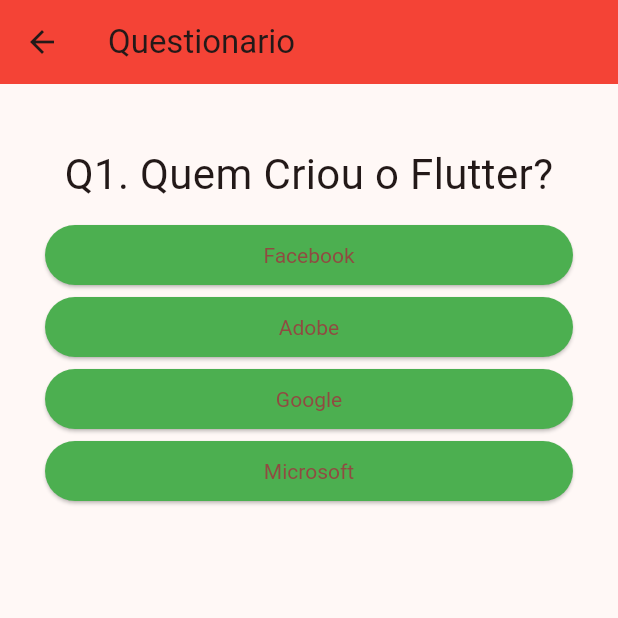
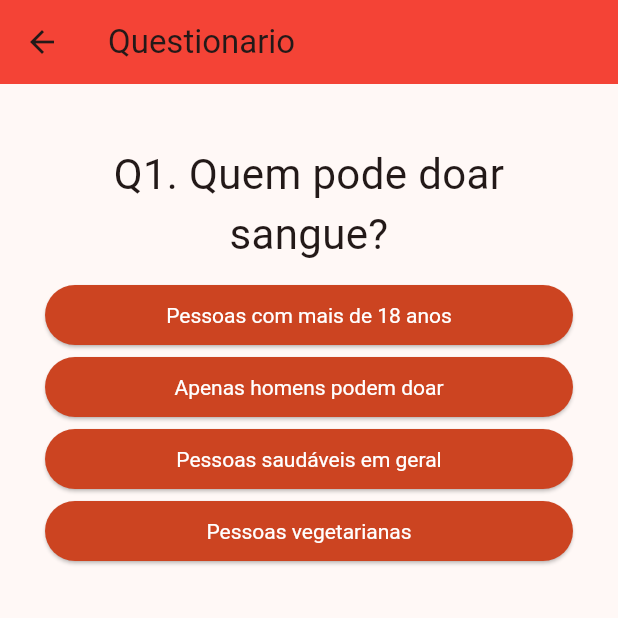
Before and after one commit to MatheusSaleh/AppBancoDeSangue, a Flutter app: the QuestionarioScreen screen opened directly, on a phone screen of 412 x 824 dp, the top half of it. Run offline on Flutter 3.47's test engine with Material 2 defaults, Android fonts, the phone set to English and light mode, and no system bars; our stand-ins replace cloud_firestore, firebase_auth, firebase_core; accounts and stored records are empty; network calls fail.

Commit message:
Adicionado questoes relacionadas ao processo de doacao de sangue no questionario

```diff
--- a/lib/guias_de_doacao/o_que_fazer_antes.dart
+++ b/lib/guias_de_doacao/o_que_fazer_antes.dart
@@ -28,6 +28,10 @@
       'icon': Icons.person_off,
       'text': 'Evite atividade física intensa: Evite exercícios vigorosos ou atividades extenuantes antes da doação de sangue. Isto pode ajudar a evitar tonturas ou fraqueza durante o processo.'
     },
+    {
+      'icon': Icons.timer,
+      'text': 'Pessoas saudáveis em geral podem doar sangue, tendo idade entre 16 e 69 anos, (menores de 18 anos devem apresentar consentimento formal do responsável legal)'
+    }
   ];
 
   @override
--- a/lib/guias_de_doacao/o_que_fazer_depois.dart
+++ b/lib/guias_de_doacao/o_que_fazer_depois.dart
@@ -40,6 +40,10 @@
           'É fundamental seguir as orientações específicas fornecidas pela '
           'equipe médica ou pelo centro de doação de sangue. Eles podem fornecer '
           'informações adicionais e responder a quiasquer perguntas que voce possa ter.'
+    },
+    {
+      'icon': Icons.calendar_month,
+      'text': 'Caso pretenda doar sangue novamente certifique-se de respeitar os intervalos entre doações sendo eles 60 dias para homens e 90 dias para mulheres'
     }
   ];
 
--- a/lib/main.dart
+++ b/lib/main.dart
@@ -8,7 +8,6 @@
 import 'package:firebase_core/firebase_core.dart';
 import 'firebase_options.dart';
 import 'package:firebase_auth/firebase_auth.dart';
-import 'package:flutter/material.dart';
 
 void main() async {
   WidgetsFlutterBinding.ensureInitialized();
@@ -59,13 +58,14 @@
           if (snapshot.connectionState == ConnectionState.active) {
             final user = snapshot.data;
             if (user == null) {
-              return LoginPage();
+              return const LoginPage();
             }
             return HomeScreen();
           }
-          return CircularProgressIndicator(); // Indicador de carregamento
+          return const CircularProgressIndicator(); // Indicador de carregamento
         },
       ),
+      debugShowCheckedModeBanner: false,
     );
   }
 }
@@ -91,9 +91,9 @@
     myColor = Theme.of(context).primaryColor;
     mediaSize = MediaQuery.of(context).size;
      return Container(
-      decoration: BoxDecoration(
+      decoration: const BoxDecoration(
         image: DecorationImage(
-          image: const AssetImage("lib/assets/img/doacao.jpeg"),
+          image: AssetImage("lib/assets/img/doacao.jpeg"),
           fit: BoxFit.cover,
         ),
       ),
@@ -151,7 +151,7 @@
     return Column(
       crossAxisAlignment: CrossAxisAlignment.start,
       children: [
-        Text(
+        const Text(
           "Bem Vindo",
           style: TextStyle(
               color: Colors.black, fontSize: 32, fontWeight: FontWeight.w500),
@@ -184,7 +184,7 @@
     return TextField(
       controller: controller,
       decoration: InputDecoration(
-        suffixIcon: isPassword ? Icon(Icons.remove_red_eye) : Icon(Icons.done),
+        suffixIcon: isPassword ? const Icon(Icons.remove_red_eye) : const Icon(Icons.done),
       ),
       obscureText: isPassword,
     );
@@ -296,12 +296,12 @@
         title: const Text('Doação de Sangue'),
          actions: [
     IconButton(
-      icon: Icon(Icons.exit_to_app),
+      icon: const Icon(Icons.exit_to_app),
       onPressed: () async {
         await _authService.signOut();
         Navigator.pushReplacement(
           context,
-          MaterialPageRoute(builder: (context) => LoginPage()),
+          MaterialPageRoute(builder: (context) => const LoginPage()),
         );
       },
     ),
--- a/lib/questionario/questionario.dart
+++ b/lib/questionario/questionario.dart
@@ -12,54 +12,88 @@
 class _QuestionarioScreenState extends State<QuestionarioScreen> {
   final _questoes = const [
   {
-      'textoDaQuestao': 'Q1. Quem Criou o Flutter? ',
+    'textoDaQuestao': 'Q1. Quem pode doar sangue?',
     'respostas': [
-        {'text': 'Facebook', 'score': -2},
-        {'text': 'Adobe', 'score': -3},
-        {'text': 'Google', 'score': 10},
-        {'text': 'Microsoft', 'score': -2},
+      {'text': 'Pessoas com mais de 18 anos', 'score': -2},
+      {'text': 'Apenas homens podem doar', 'score': -2},
+      {'text': 'Pessoas saudáveis em geral', 'score': 10},
+      {'text': 'Pessoas vegetarianas', 'score': -2},
     ],
   },
   {
-      'textoDaQuestao': 'Q2. O que é o Flutter?',
+    'textoDaQuestao': 'Q2. Qual é o intervalo mínimo entre as doações de sangue?',
     'respostas': [
-        {'text': 'Um Kit de desenvolvimento para Android', 'score': -2},
-        {'text': 'Um Kit de desenvolvimento para iOS', 'score': -2},
-        {'text': 'Um Kit de desenvolvimento Web', 'score': -2},
-        {
-          'text': 'Um Kit de desenvolvimento iOS, Android, Web e Desktop',
-          'score': 10
-        }
+      {'text': '2 semanas', 'score': -2},
+      {'text': '2 meses', 'score': -2},
+      {'text': '60 dias para Homens e 90 dias para Mulheres', 'score': 10},
+      {'text': '6 meses', 'score': -2},
     ],
   },
   {
-      'textoDaQuestao':
-          'Q3. Qual é a linguagem de programação usada pelo Flutter?',
+    'textoDaQuestao': 'Q3. Quais são os benefícios de doar sangue?',
     'respostas': [
-        {'text': 'Ruby', 'score': -2},
-        {'text': 'Dart', 'score': 10},
-        {'text': 'C++', 'score': -2},
-        {'text': 'Kotlin', 'score': -2},
+      {
+        'text': 'Estimula o apetite',
+        'score': -2,
+      },
+      {
+        'text': 'Reduz o risco de anemia',
+        'score': 10,
+      },
+      {
+        'text': 'Aumenta a sensibilidade à insulina',
+        'score': -2,
+      },
+      {
+        'text': 'Causa alergias',
+        'score': -2,
+      },
     ],
   },
   {
-      'textoDaQuestao': 'Q4. Quem criou a linguagem de programação Dart?',
+    'textoDaQuestao': 'Q4. Como é feito o processo de doação de sangue?',
     'respostas': [
-        {'text': 'Lars Bak e Kasper Lund', 'score': 10},
-        {'text': 'Brendam Eich', 'score': -2},
-        {'text': 'Bjarne Stroustrup', 'score': -2},
-        {'text': 'Jeremy Ashkenas', 'score': -2},
+      {
+        'text': 'É realizada uma cirurgia',
+        'score': -2,
+      },
+      {
+        'text': 'É coletado sangue através de uma agulha',
+        'score': 10,
+      },
+      {
+        'text': 'É aplicada uma injeção',
+        'score': -2,
+      },
+      {
+        'text': 'É feita uma coleta de urina',
+        'score': -2,
+      },
     ],
   },
   {
-      'textoDaQuestao':
-          'Q5. O Flutter está disponível para Web e Desktop em versão estável ?',
+    'textoDaQuestao': 'Q5. O que acontece após a doação de sangue?',
     'respostas': [
-        {'text': 'Sim', 'score': -2},
-        {'text': 'No', 'score': 10},
+      {
+        'text': 'O sangue é descartado',
+        'score': -2,
+      },
+      {
+        'text': 'O sangue é usado imediatamente em transfusões',
+        'score': -2,
+      },
+      {
+        'text': 'O sangue passa por testes e é armazenado para uso futuro',
+        'score': 10,
+      },
+      {
+        'text': 'O sangue é convertido em plasma',
+        'score': -2,
+      },
     ],
   },
 ];
+
 
   var _questaoIndex = 0;
   var _totalScore = 0;
--- a/lib/questionario/resposta.dart
+++ b/lib/questionario/resposta.dart
@@ -8,16 +8,20 @@
       : super(key: key);
 
   @override
-  Widget build(BuildContext context){
+  Widget build(BuildContext context) {
     return SizedBox(
       width: double.infinity,
       child: ElevatedButton(
         onPressed: selectHandler,
         style: ButtonStyle(
           textStyle: MaterialStateProperty.all(const TextStyle(color: Colors.white)),
-          backgroundColor: MaterialStateProperty.all(Colors.green)
+          backgroundColor:
+              MaterialStateProperty.all(const Color.fromARGB(255, 204, 68, 33)),
         ),
-        child: Text(textoDaResposta),
+        child: Text(
+          textoDaResposta,
+          style: const TextStyle(color: Color.fromARGB(255, 255, 255, 255)),
+        ),
       ),
     );
   }
--- a/lib/questionario/resultado.dart
+++ b/lib/questionario/resultado.dart
@@ -10,15 +10,15 @@
   String get resultPhrase {
     String resultText;
     if (resultadoScore >= 41) {
-      resultText = 'Você é incrível!';
+      resultText = 'Você é um verdadeiro heroi da doação de sangue!';
     } else if (resultadoScore >= 31) {
-      resultText = 'Muito Bom';
+      resultText = 'Parabéns, você é um doador exemplar';
     } else if (resultadoScore >= 21) {
-      resultText = 'Você precisa estudar mais';
+      resultText = 'Seu esforço é apreciado, mas ainda há mais a aprender sobre a doação de sangue.';
     } else if (resultadoScore >= 1) {
-      resultText = 'Você precisa estudar muito mais';
+      resultText = 'É louvável que você tenha interesse, mas é importante estudar mais sobre a doação de sangue.';
     } else {
-      resultText = 'Você foi muito mal';
+      resultText = 'Parece que você precisa aprender mais sobre a importância da doação de sangue.';
     }
     return resultText;
   }
@@ -35,18 +35,18 @@
             textAlign: TextAlign.center,
           ),
           Text(
-            'Score' '$resultadoScore',
+            'Score ' '$resultadoScore',
             style: const TextStyle(fontSize: 26, fontWeight: FontWeight.bold),
             textAlign: TextAlign.center,
           ),
           TextButton(
               onPressed: resetHandler,
               child: Container(
-              color: Colors.green,
+                color: Color.fromARGB(255, 255, 0, 0),
                 padding: const EdgeInsets.all(14),
                 child: const Text(
                   'Reiniciar Quiz',
-                style: TextStyle(color: Colors.blue),
+                  style: TextStyle(color: Color.fromARGB(255, 255, 255, 255)),
                 ),
               ))
         ],
```
Also changed, not shown: pubspec.lock. Lines whose indentation alone changed are shown as unchanged.
